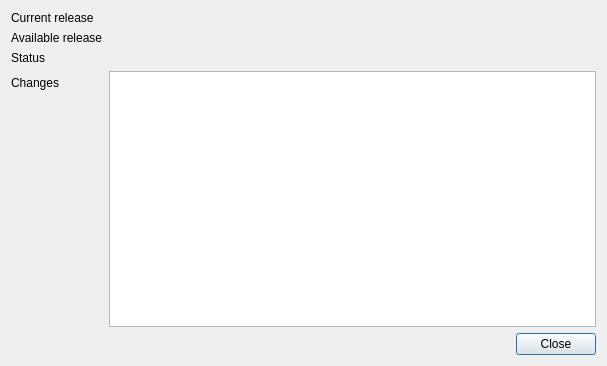
Above: src/gui/dialogs/formupdate.ui from martinrotter/rssguard before the change. Below: the same form after it.
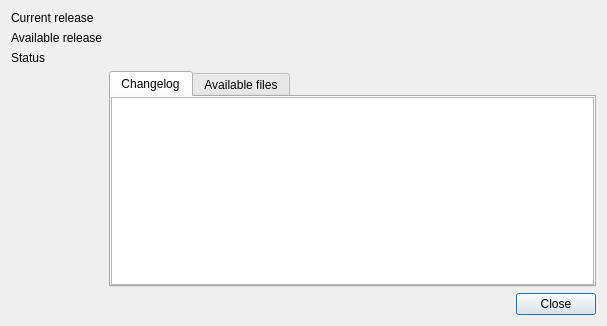
That is the form after the change. Custom widgets are drawn as their Qt base class.

Patch:
```diff
--- a/src/gui/dialogs/formupdate.ui
+++ b/src/gui/dialogs/formupdate.ui
@@ -7,7 +7,7 @@
     <x>0</x>
     <y>0</y>
     <width>607</width>
-    <height>366</height>
+    <height>326</height>
    </rect>
   </property>
   <property name="windowTitle">
@@ -15,10 +15,7 @@
   </property>
   <layout class="QVBoxLayout" name="verticalLayout">
    <item>
-    <layout class="QFormLayout" name="formLayout">
-     <property name="fieldGrowthPolicy">
-      <enum>QFormLayout::AllNonFixedFieldsGrow</enum>
-     </property>
+    <layout class="QGridLayout" name="gridLayout">
      <item row="0" column="0">
       <widget class="QLabel" name="label">
        <property name="text">
@@ -40,16 +37,6 @@
        </property>
       </widget>
      </item>
-     <item row="3" column="0">
-      <widget class="QLabel" name="label_4">
-       <property name="text">
-        <string>Changes</string>
-       </property>
-       <property name="buddy">
-        <cstring>m_txtChanges</cstring>
-       </property>
-      </widget>
-     </item>
      <item row="1" column="1">
       <widget class="QLabel" name="m_lblAvailableRelease">
        <property name="text">
@@ -75,6 +62,28 @@
       </widget>
      </item>
      <item row="3" column="1">
+      <widget class="QTabWidget" name="m_tabInfo">
+       <property name="currentIndex">
+        <number>0</number>
+       </property>
+       <widget class="QWidget" name="tabChanges">
+        <attribute name="title">
+         <string>Changelog</string>
+        </attribute>
+        <layout class="QVBoxLayout" name="verticalLayout_2">
+         <property name="leftMargin">
+          <number>0</number>
+         </property>
+         <property name="topMargin">
+          <number>0</number>
+         </property>
+         <property name="rightMargin">
+          <number>0</number>
+         </property>
+         <property name="bottomMargin">
+          <number>0</number>
+         </property>
+         <item>
       <widget class="QTextEdit" name="m_txtChanges">
        <property name="sizePolicy">
         <sizepolicy hsizetype="Expanding" vsizetype="Expanding">
@@ -106,6 +115,32 @@
        <property name="textInteractionFlags">
         <set>Qt::LinksAccessibleByMouse|Qt::TextSelectableByMouse</set>
        </property>
+          </widget>
+         </item>
+        </layout>
+       </widget>
+       <widget class="QWidget" name="tabFiles">
+        <attribute name="title">
+         <string>Available files</string>
+        </attribute>
+        <layout class="QVBoxLayout" name="verticalLayout_3">
+         <property name="leftMargin">
+          <number>0</number>
+         </property>
+         <property name="topMargin">
+          <number>0</number>
+         </property>
+         <property name="rightMargin">
+          <number>0</number>
+         </property>
+         <property name="bottomMargin">
+          <number>0</number>
+         </property>
+         <item>
+          <widget class="QListWidget" name="m_listFiles"/>
+         </item>
+        </layout>
+       </widget>
       </widget>
      </item>
     </layout>
```
Lines whose indentation alone changed are shown as unchanged.
